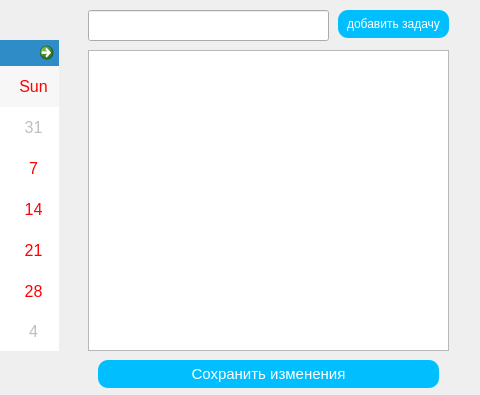
This is calendar.ui in l-m-n-d-k/google-calendar-widget as Qt 5 draws it before an edit; both pictures show x 372 to 852 and y 0 to 395 of the 852 by 395 pixel window. The edited form follows.
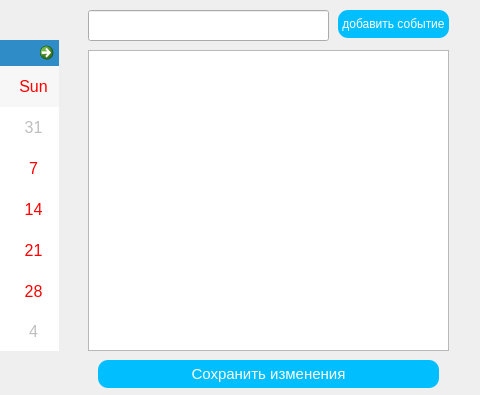
This is the edited form.

Commit message: Selected date

Patch:
```diff
--- a/calendar.ui
+++ b/calendar.ui
@@ -74,7 +74,7 @@
 </string>
    </property>
    <property name="text">
-    <string>добавить задачу</string>
+    <string>добавить событие</string>
    </property>
   </widget>
   <widget class="QLineEdit" name="taskLineEdit">
```
The commit also changes 2 other files.
